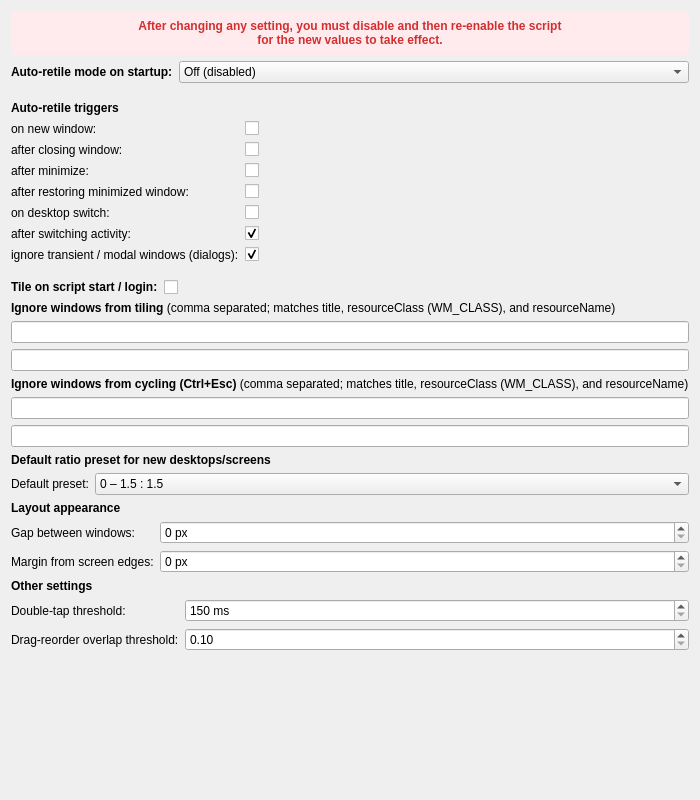
Before: the Qt Designer form src/contents/ui/config.ui in mtriam/KLeftHandTiler, drawn with Qt 5.
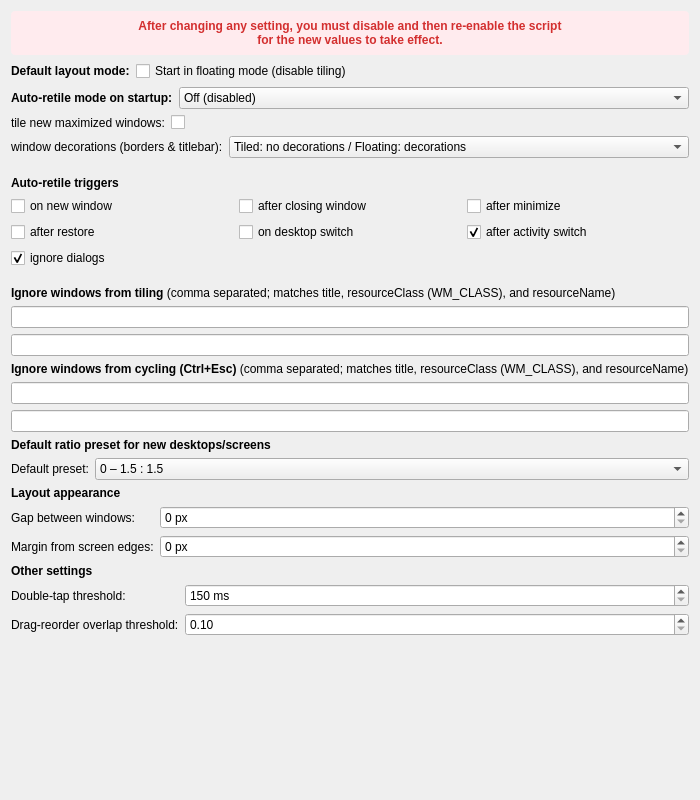
After: the same form once the commit is applied.

Commit message: v2.2: layout engine improvements, auto-floating recovery, resize overhaul

```diff
--- a/src/contents/ui/config.ui
+++ b/src/contents/ui/config.ui
@@ -28,6 +28,31 @@
      </property>
     </widget>
    </item>
+            <!-- Default layout mode -->
+            <item>
+                <layout class="QFormLayout">
+                    <item row="0" column="0">
+                        <widget class="QLabel">
+                            <property name="text">
+                                <string>&lt;b&gt;Default layout mode:&lt;/b&gt;</string>
+                            </property>
+                        </widget>
+                    </item>
+                    <item row="0" column="1">
+                        <widget class="QCheckBox" name="kcfg_allFloating">
+                            <property name="text">
+                                <string>Start in floating mode (disable tiling)</string>
+                            </property>
+                            <property name="toolTip">
+                                <string>If enabled, all workspaces will start in floating mode.
+
+                                    You can still toggle tiling manually later.</string>
+                            </property>
+                        </widget>
+                    </item>
+                </layout>
+            </item>
+
    <!-- Auto-retile mode -->
    <item>
     <layout class="QFormLayout">
@@ -47,6 +72,50 @@
      </item>
     </layout>
    </item>
+
+            <!-- tileEvenIfNewMaximized -->
+            <item>
+                <layout class="QFormLayout">
+                    <item row="0" column="0">
+                        <widget class="QLabel">
+                            <property name="text">
+                                <string>tile new maximized windows:</string>
+                            </property>
+                        </widget>
+                    </item>
+                    <item row="0" column="1">
+                        <widget class="QCheckBox" name="kcfg_tileEvenIfNewMaximized">
+                            <property name="toolTip">
+                                <string>If enabled, newly opened windows will be tiled even if they start maximized.
+
+                                    Only applies in "tiled-only" mode.
+                                    In "always" mode, this setting has no effect.</string>
+                            </property>
+                        </widget>
+                    </item>
+                </layout>
+            </item>
+
+            <!-- window decorations -->
+            <item>
+                <layout class="QFormLayout">
+                    <item row="0" column="0">
+                        <widget class="QLabel">
+                            <property name="text">
+                                <string>window decorations (borders &amp; titlebar):</string>
+                            </property>
+                        </widget>
+                    </item>
+                    <item row="0" column="1">
+                        <widget class="QComboBox" name="kcfg_decorationMode">
+                            <item><property name="text"><string>Tiled: no decorations / Floating: decorations</string></property></item>
+                            <item><property name="text"><string>All windows have decorations</string></property></item>
+                            <item><property name="text"><string>No decorations at all</string></property></item>
+                        </widget>
+                    </item>
+                </layout>
+            </item>
+
    <item>
     <spacer name="smallSpacer1">
      <property name="orientation"><enum>Qt::Vertical</enum></property>
@@ -62,48 +131,69 @@
      </property>
     </widget>
    </item>
+
    <item>
-    <layout class="QFormLayout">
-        <item row="0" column="0"><widget class="QLabel"><property name="text"><string>on new window:</string></property></widget></item>
-        <item row="0" column="1"><widget class="QCheckBox" name="kcfg_autoLayoutOnNewWindow"/></item>
+                <layout class="QGridLayout">
 
-        <item row="1" column="0"><widget class="QLabel"><property name="text"><string>after closing window:</string></property></widget></item>
-        <item row="1" column="1"><widget class="QCheckBox" name="kcfg_autoLayoutOnWindowClose"/></item>
+                    <!-- ROW 0 -->
+                    <item row="0" column="0">
+                        <widget class="QCheckBox" name="kcfg_autoLayoutOnNewWindow">
+                            <property name="text"><string>on new window</string></property>
+                        </widget>
+                    </item>
 
-        <item row="2" column="0"><widget class="QLabel"><property name="text"><string>after minimize:</string></property></widget></item>
-        <item row="2" column="1"><widget class="QCheckBox" name="kcfg_autoLayoutOnWindowMinimize"/></item>
+                    <item row="0" column="1">
+                        <widget class="QCheckBox" name="kcfg_autoLayoutOnWindowClose">
+                            <property name="text"><string>after closing window</string></property>
+                        </widget>
+                    </item>
 
-        <item row="3" column="0"><widget class="QLabel"><property name="text"><string>after restoring minimized window:</string></property></widget></item>
-        <item row="3" column="1"><widget class="QCheckBox" name="kcfg_autoLayoutOnWindowRestore"/></item>
+                    <item row="0" column="2">
+                        <widget class="QCheckBox" name="kcfg_autoLayoutOnWindowMinimize">
+                            <property name="text"><string>after minimize</string></property>
+                        </widget>
+                    </item>
 
-        <item row="4" column="0"><widget class="QLabel"><property name="text"><string>on desktop switch:</string></property></widget></item>
-        <item row="4" column="1"><widget class="QCheckBox" name="kcfg_autoLayoutOnDesktopChange"/></item>
+                    <!-- ROW 1 -->
+                    <item row="1" column="0">
+                        <widget class="QCheckBox" name="kcfg_autoLayoutOnWindowRestore">
+                            <property name="text"><string>after restore</string></property>
+                        </widget>
+                    </item>
 
-        <item row="5" column="0"><widget class="QLabel"><property name="text"><string>after switching activity:</string></property></widget></item>
-        <item row="5" column="1"><widget class="QCheckBox" name="kcfg_autoLayoutOnActivityChange"><property name="checked"><bool>true</bool></property></widget></item>
+                    <item row="1" column="1">
+                        <widget class="QCheckBox" name="kcfg_autoLayoutOnDesktopChange">
+                            <property name="text"><string>on desktop switch</string></property>
+                        </widget>
+                    </item>
 
-        <item row="6" column="0"><widget class="QLabel"><property name="text"><string>ignore transient / modal windows (dialogs):</string></property></widget></item>
-        <item row="6" column="1"><widget class="QCheckBox" name="kcfg_ignoreTransientWindows"><property name="checked"><bool>true</bool></property></widget></item>
-    </layout>
-   </item>
+                    <item row="1" column="2">
+                        <widget class="QCheckBox" name="kcfg_autoLayoutOnActivityChange">
+                            <property name="text"><string>after activity switch</string></property>
+                            <property name="checked"><bool>true</bool></property>
+                        </widget>
+                    </item>
+
+                    <!-- ROW 2 -->
+                    <item row="2" column="0">
+                        <widget class="QCheckBox" name="kcfg_ignoreTransientWindows">
+                            <property name="text"><string>ignore dialogs</string></property>
+                            <property name="checked"><bool>true</bool></property>
+                        </widget>
+                    </item>
+
+                </layout>
+            </item>
+
    <item>
     <spacer name="smallSpacer2">
      <property name="orientation"><enum>Qt::Vertical</enum></property>
      <property name="sizeType"><enum>QSizePolicy::Fixed</enum></property>
-     <property name="sizeHint" stdset="0"><size><width>20</width><height>12</height></size></property>
-    </spacer>
-   </item>
-   <!-- Tile on start -->
-   <item>
-    <layout class="QFormLayout">
-     <item row="0" column="0">
-      <widget class="QLabel"><property name="text"><string>&lt;b&gt;Tile on script start / login:&lt;/b&gt;</string></property></widget>
-     </item>
-     <item row="0" column="1">
-      <widget class="QCheckBox" name="kcfg_tileOnStart"/>
-     </item>
-    </layout>
-   </item>
+                    <property name="sizeHint" stdset="0">
+                        <size><width>20</width><height>12</height></size>
+                    </property>
+                </spacer>
+            </item>
    <!-- Ignore by title words -->
    <item>
     <widget class="QLabel">
@@ -112,12 +202,14 @@
      </property>
     </widget>
    </item>
+
    <item>
     <layout class="QVBoxLayout">
      <item><widget class="QLineEdit" name="kcfg_ignoreWordsTiling1"/></item>
      <item><widget class="QLineEdit" name="kcfg_ignoreWordsTiling2"/></item>
     </layout>
    </item>
+
    <item>
     <widget class="QLabel">
      <property name="text">
@@ -125,12 +217,14 @@
      </property>
     </widget>
    </item>
+
    <item>
     <layout class="QVBoxLayout">
      <item><widget class="QLineEdit" name="kcfg_ignoreWordsCycling1"/></item>
      <item><widget class="QLineEdit" name="kcfg_ignoreWordsCycling2"/></item>
     </layout>
    </item>
+
    <!-- Default ratio preset -->
    <item>
     <widget class="QLabel">
@@ -139,6 +233,7 @@
      </property>
     </widget>
    </item>
+
    <item>
     <layout class="QFormLayout">
      <item row="0" column="0">
@@ -155,6 +250,7 @@
      </item>
     </layout>
    </item>
+
    <!-- Layout appearance -->
    <item>
     <widget class="QLabel">
@@ -163,6 +259,7 @@
      </property>
     </widget>
    </item>
+
    <item>
     <layout class="QFormLayout">
      <item row="0" column="0">
@@ -187,6 +284,7 @@
      </item>
     </layout>
    </item>
+
    <!-- Other settings -->
    <item>
     <widget class="QLabel">
```
Left out of the diff: 29 changed lines with no effect on the pictures. Lines whose indentation alone changed are shown as unchanged. The commit also changes 4 other files.
